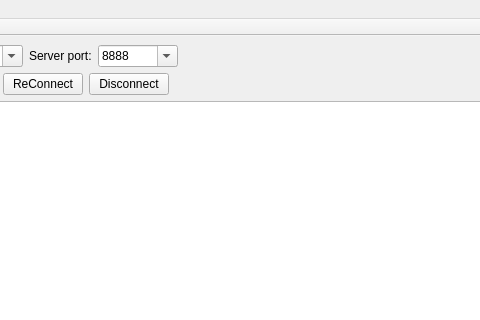
Above: App/FakeAgent/mainwindow.ui from break11/AutoStorage before the change; both pictures show x 264 to 744 and y 0 to 320 of the 1180 by 851 pixel window. Below: the same form after it.
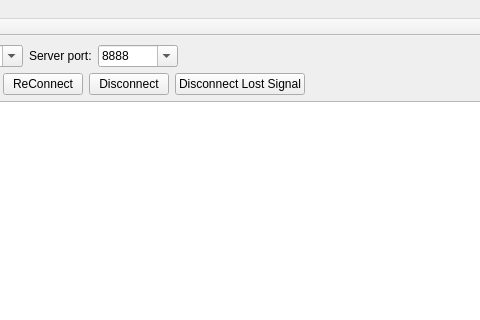
That is the form after the change.

```diff
--- a/App/FakeAgent/mainwindow.ui
+++ b/App/FakeAgent/mainwindow.ui
@@ -137,6 +137,16 @@
           </property>
          </widget>
         </item>
+        <item>
+         <widget class="QPushButton" name="btnDisconnectLostSignal">
+          <property name="text">
+           <string>Disconnect Lost Signal</string>
+          </property>
+          <property name="shortcut">
+           <string>Del</string>
+          </property>
+         </widget>
+        </item>
         <item>
          <spacer name="horizontalSpacer">
           <property name="orientation">
```
